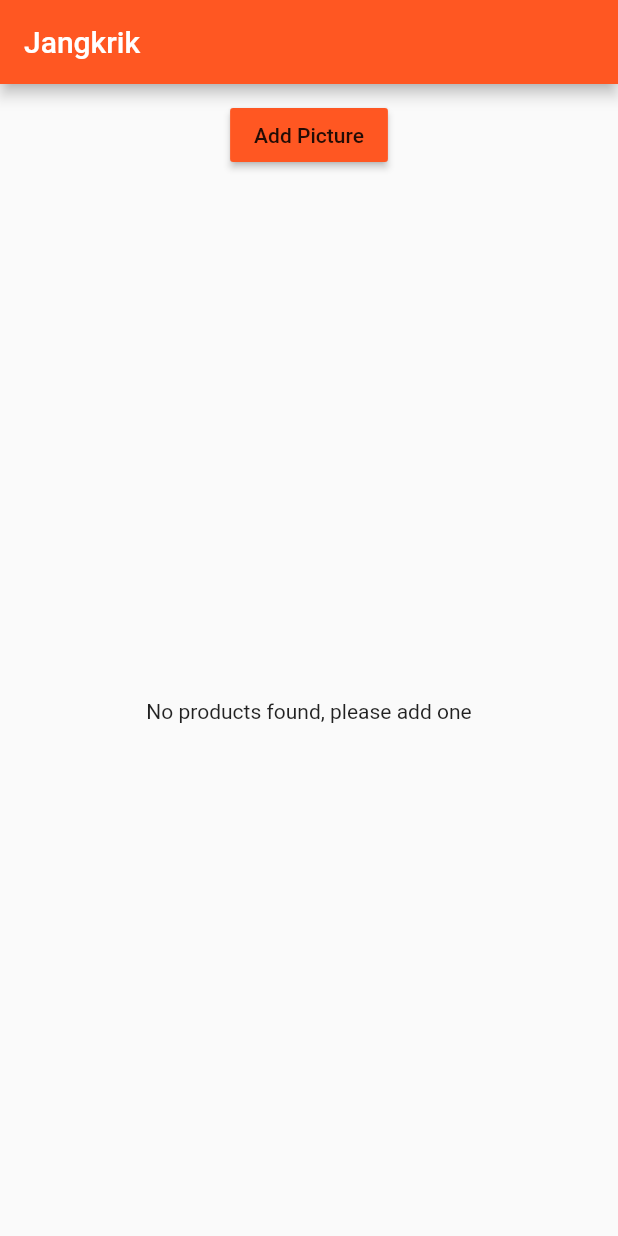
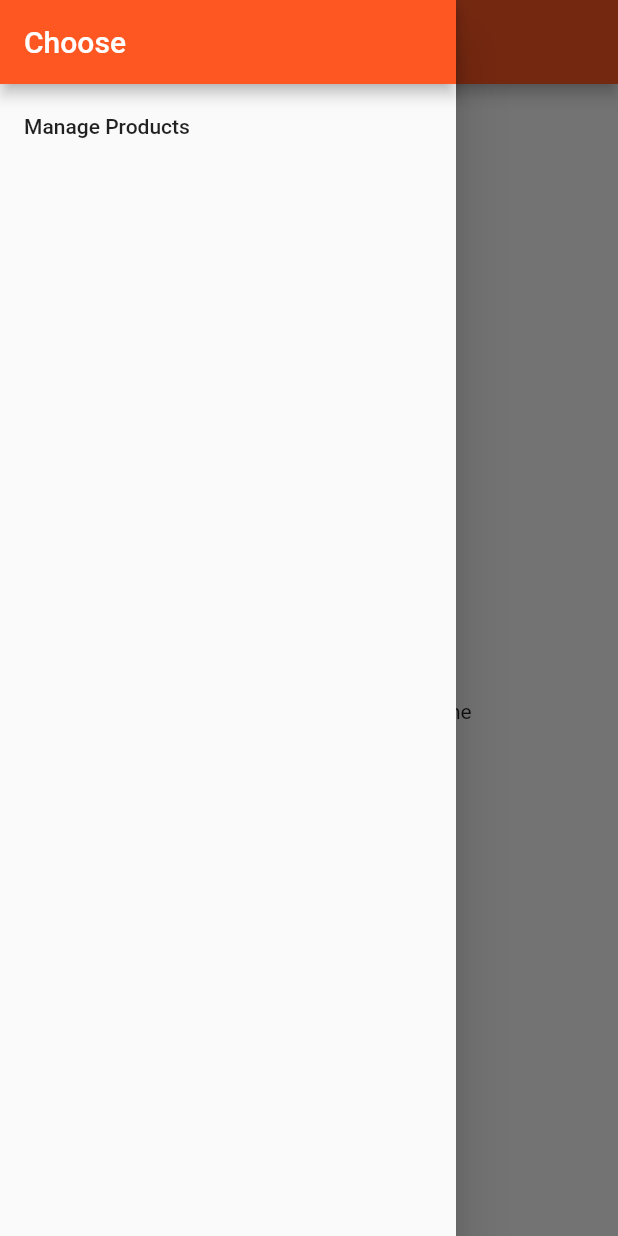
Before and after one commit to arifpurwandaru/flutter_course, a Flutter app: the HomePage screen opened directly, with the side drawer open (before the commit the screen has no drawer), on a phone screen of 412 x 824 dp. Run offline on Flutter 3.47's test engine with Material 2 defaults, Android fonts, the phone set to English and light mode, and no system bars.

```diff
--- a/lib/pages/home.dart
+++ b/lib/pages/home.dart
@@ -6,6 +6,20 @@ class HomePage extends StatelessWidget {
   @override
   Widget build(BuildContext context) {
     return Scaffold(
+      drawer: Drawer(
+        child: Column(
+          children: <Widget>[
+            AppBar(
+              title: Text('Choose'),
+              automaticallyImplyLeading: false,
+            ),
+            ListTile(
+              title: Text('Manage Products'),
+              onTap: () {},
+            )
+          ],
+        ),
+      ),
       appBar: AppBar(
         title: Text('Jangkrik'),
       ),
```
